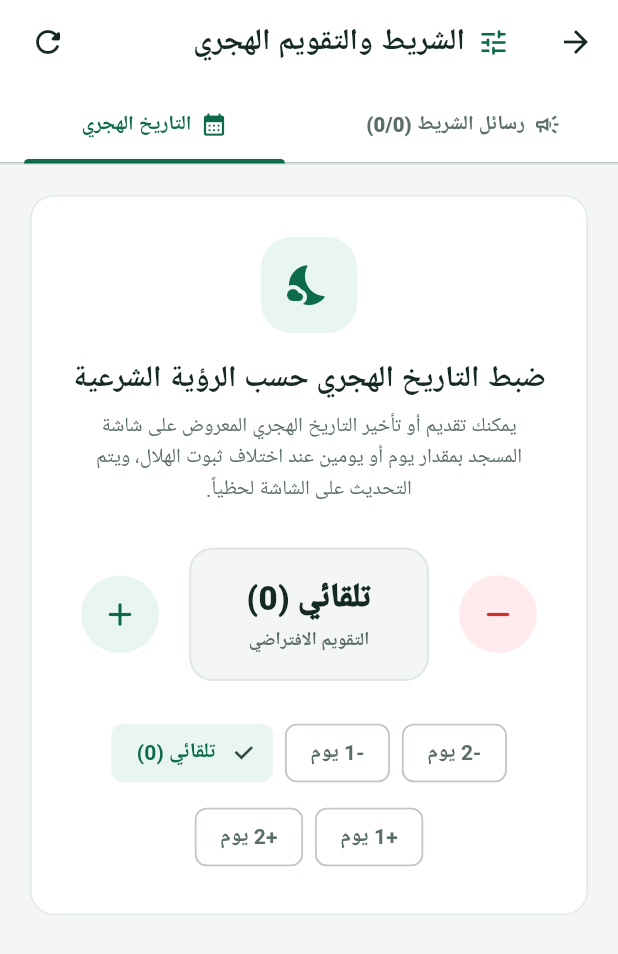
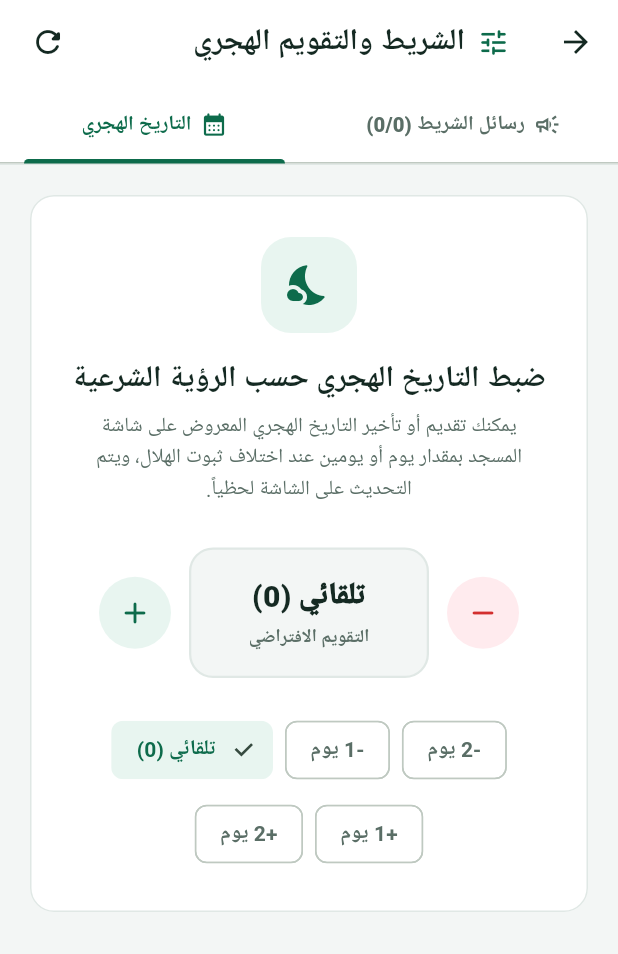
Before and after one commit to Yousef-Sherif12/masjid-admin, a Flutter app: the TickerScreen screen opened directly, tab 2 chosen, on a phone screen of 412 x 824 dp. Shown: the top 954 px of the screen. Run offline on Flutter 3.47's test engine with Material 3 defaults, Android fonts, the phone set to English and light mode, and no system bars; our stand-ins replace cloud_firestore, firebase_auth, firebase_core, flutter_bloc, google_fonts; accounts and stored records are empty; network calls fail; Roboto replaces fonts that are missing (Tajawal).

```diff
--- a/lib/features/ticker/presentation/screens/ticker_screen.dart
+++ b/lib/features/ticker/presentation/screens/ticker_screen.dart
@@ -642,7 +642,7 @@ class _TickerScreenState extends State<TickerScreen>
                                   style: IconButton.styleFrom(
                                     backgroundColor: Colors.red.shade50,
                                     foregroundColor: Colors.red.shade700,
-                                    minimumSize: const Size(52, 52),
+                                    minimumSize: const Size(48, 48),
                                   ),
                                   onPressed: offset > -3
                                       ? () =>
@@ -650,12 +650,18 @@ class _TickerScreenState extends State<TickerScreen>
                                       : null,
                                   icon: const Icon(
                                     Icons.remove_rounded,
-                                    size: 26,
+                                    size: 24,
                                   ),
                                 ),
-                                const SizedBox(width: 20),
-                                Container(
-                                  width: 160,
+                                const SizedBox(width: 12),
+                                Flexible(
+                                  child: ConstrainedBox(
+                                    constraints: const BoxConstraints(
+                                      maxWidth: 160,
+                                      minWidth: 110,
+                                    ),
+                                    child: Container(
+                                      width: double.infinity,
                                       padding: const EdgeInsets.symmetric(
                                         vertical: 16,
                                         horizontal: 12,
@@ -682,7 +688,7 @@ class _TickerScreenState extends State<TickerScreen>
                                                     : 'تلقائي (0)'),
                                             textAlign: TextAlign.center,
                                             style: TextStyle(
-                                          fontSize: 22,
+                                              fontSize: 20,
                                               fontWeight: FontWeight.w900,
                                               color: offset == 0
                                                   ? AdminTheme.textPrimary
@@ -696,6 +702,7 @@ class _TickerScreenState extends State<TickerScreen>
                                                 : (offset > 0
                                                     ? 'تقديم التاريخ الهجري'
                                                     : 'تأخير التاريخ الهجري'),
+                                            textAlign: TextAlign.center,
                                             style: const TextStyle(
                                               fontSize: 12,
                                               color: AdminTheme.textSecondary,
@@ -705,18 +712,20 @@ class _TickerScreenState extends State<TickerScreen>
                                         ],
                                       ),
                                     ),
-                                const SizedBox(width: 20),
+                                  ),
+                                ),
+                                const SizedBox(width: 12),
                                 IconButton.filledTonal(
                                   style: IconButton.styleFrom(
                                     backgroundColor: AdminTheme.softEmerald,
                                     foregroundColor: AdminTheme.primaryEmerald,
-                                    minimumSize: const Size(52, 52),
+                                    minimumSize: const Size(48, 48),
                                   ),
                                   onPressed: offset < 3
                                       ? () =>
                                           cubit.updateHijriOffset(offset + 1)
                                       : null,
-                                  icon: const Icon(Icons.add_rounded, size: 26),
+                                  icon: const Icon(Icons.add_rounded, size: 24),
                                 ),
                               ],
                             ),
```
Also changed, not shown: lib/features/iqama/presentation/screens/iqama_screen.dart (+13 -3 lines). Lines whose indentation alone changed are shown as unchanged.
